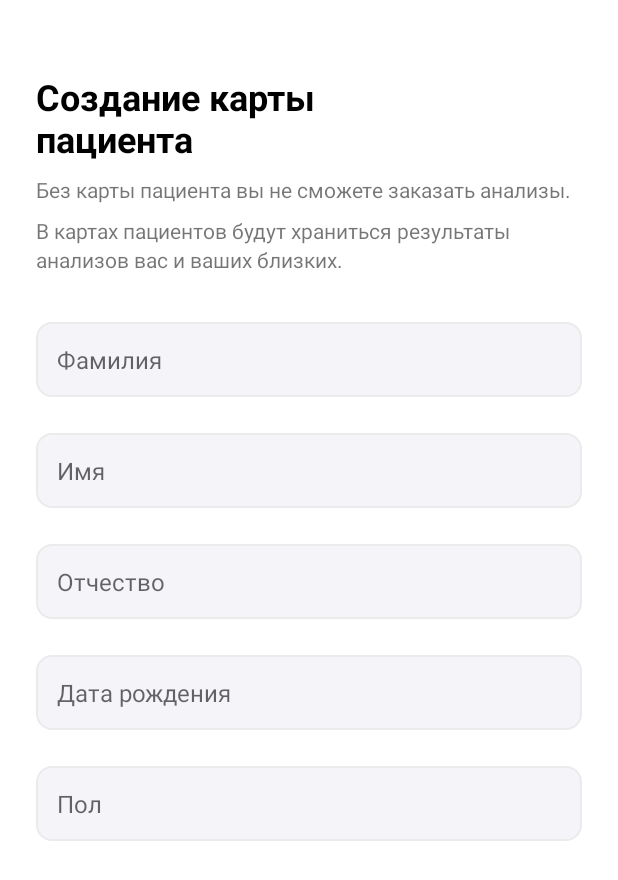
After one commit to Wyelier/Medic, an Android app: the PatientActivity screen opened directly, with no data from a screen before it, on a phone screen of 412 x 824 dp. The commit adds this screen. Shown: the top 880 px of the screen. Run offline under Robolectric (Android 15) with nearby library versions, the phone set to English and light mode, and no system bars.

Commit message:
2 session

```diff
--- a/app/src/main/java/com/example/medicmadskill/LoginActivity.java
+++ b/app/src/main/java/com/example/medicmadskill/LoginActivity.java
@@ -15,7 +15,7 @@ public class LoginActivity extends AppCompatActivity {
         super.onCreate(savedInstanceState);
         setContentView(R.layout.login_activity);
         Button btnNext = findViewById(R.id.btnLog);
-        EditText editEmail = findViewById(R.id.EditEmail);
+        EditText editEmail = findViewById(R.id.EditName);
 
         editEmail.addTextChangedListener(new TextWatcher() {
             @Override
--- /dev/null
+++ b/app/src/main/java/com/example/medicmadskill/PatientActivity.java
@@ -0,0 +1,14 @@
+package com.example.medicmadskill;
+
+import androidx.appcompat.app.AppCompatActivity;
+
+import android.os.Bundle;
+
+public class PatientActivity extends AppCompatActivity {
+
+    @Override
+    protected void onCreate(Bundle savedInstanceState) {
+        super.onCreate(savedInstanceState);
+        setContentView(R.layout.patient_card);
+    }
+}
--- /dev/null
+++ b/app/src/main/res/layout/patient_card.xml
@@ -0,0 +1,134 @@
+<?xml version="1.0" encoding="utf-8"?>
+<androidx.constraintlayout.widget.ConstraintLayout xmlns:android="http://schemas.android.com/apk/res/android"
+    xmlns:app="http://schemas.android.com/apk/res-auto"
+    xmlns:tools="http://schemas.android.com/tools"
+    android:layout_width="match_parent"
+    android:layout_height="match_parent"
+    tools:context=".PatientActivity">
+
+    <TextView
+        android:id="@+id/textView6"
+        android:layout_width="wrap_content"
+        android:layout_height="wrap_content"
+        android:layout_marginStart="24dp"
+        android:layout_marginTop="48dp"
+        android:text="Создание карты\nпациента"
+        android:textSize="24sp"
+        android:textColor="@color/black"
+        android:textStyle="bold"
+        app:layout_constraintStart_toStartOf="parent"
+        app:layout_constraintTop_toTopOf="parent" />
+
+    <TextView
+        android:id="@+id/textView7"
+        android:layout_width="0dp"
+        android:layout_height="wrap_content"
+        android:layout_marginTop="8dp"
+        android:layout_marginEnd="24dp"
+        android:lineSpacingExtra="3sp"
+        android:text="Без карты пациента вы не сможете заказать анализы."
+        android:textSize="14sp"
+        app:layout_constraintEnd_toEndOf="parent"
+        app:layout_constraintStart_toStartOf="@+id/textView6"
+        app:layout_constraintTop_toBottomOf="@+id/textView6" />
+
+    <TextView
+        android:id="@+id/textView8"
+        android:layout_width="0dp"
+        android:layout_height="wrap_content"
+        android:layout_marginTop="8dp"
+        android:layout_marginEnd="24dp"
+        android:lineSpacingExtra="3sp"
+        android:text="В картах пациентов будут храниться результаты анализов вас и ваших близких."
+        android:textSize="14sp"
+        app:layout_constraintEnd_toEndOf="parent"
+        app:layout_constraintStart_toStartOf="@+id/textView6"
+        app:layout_constraintTop_toBottomOf="@+id/textView7" />
+
+    <EditText
+        android:id="@+id/EditFam"
+        android:layout_width="0dp"
+        android:layout_height="wrap_content"
+        android:layout_marginStart="24dp"
+        android:layout_marginTop="32dp"
+        android:layout_marginEnd="24dp"
+        android:background="@drawable/rounded_edit_text"
+        android:ems="10"
+        android:hint="Фамилия"
+        android:inputType="textPersonName"
+        android:padding="14dp"
+        android:textSize="16sp"
+        app:layout_constraintEnd_toEndOf="parent"
+        app:layout_constraintStart_toStartOf="parent"
+        app:layout_constraintTop_toBottomOf="@+id/textView8" />
+
+    <EditText
+        android:id="@+id/EditName"
+        android:layout_width="0dp"
+        android:layout_height="wrap_content"
+        android:layout_marginStart="24dp"
+        android:layout_marginTop="24dp"
+        android:layout_marginEnd="24dp"
+        android:background="@drawable/rounded_edit_text"
+        android:ems="10"
+        android:hint="Имя"
+        android:inputType="textPersonName"
+        android:padding="14dp"
+        android:textSize="16sp"
+        app:layout_constraintEnd_toEndOf="parent"
+        app:layout_constraintStart_toStartOf="parent"
+        app:layout_constraintTop_toBottomOf="@+id/EditFam" />
+
+    <EditText
+        android:id="@+id/EditOtch"
+        android:layout_width="0dp"
+        android:layout_height="wrap_content"
+        android:layout_marginStart="24dp"
+        android:layout_marginTop="24dp"
+        android:layout_marginEnd="24dp"
+        android:background="@drawable/rounded_edit_text"
+        android:ems="10"
+        android:hint="Отчество"
+        android:inputType="textPersonName"
+        android:padding="14dp"
+        android:textSize="16sp"
+        app:layout_constraintEnd_toEndOf="parent"
+        app:layout_constraintStart_toStartOf="parent"
+        app:layout_constraintTop_toBottomOf="@+id/EditName" />
+
+    <EditText
+        android:id="@+id/EditBirth"
+        android:layout_width="0dp"
+        android:layout_height="wrap_content"
+        android:layout_marginStart="24dp"
+        android:layout_marginTop="24dp"
+        android:layout_marginEnd="24dp"
+        android:background="@drawable/rounded_edit_text"
+        android:ems="10"
+        android:hint="Дата рождения"
+        android:inputType="date"
+        android:padding="14dp"
+        android:textSize="16sp"
+        app:layout_constraintEnd_toEndOf="parent"
+        app:layout_constraintStart_toStartOf="parent"
+        app:layout_constraintTop_toBottomOf="@+id/EditOtch" />
+
+    <EditText
+        android:id="@+id/EditGender"
+        android:layout_width="0dp"
+        android:layout_height="wrap_content"
+        android:layout_marginStart="24dp"
+        android:layout_marginTop="24dp"
+        android:layout_marginEnd="24dp"
+        android:background="@drawable/rounded_edit_text"
+        android:ems="10"
+        android:hint="Пол"
+        android:inputType="none"
+        android:padding="14dp"
+        android:textSize="16sp"
+        app:layout_constraintEnd_toEndOf="parent"
+        app:layout_constraintStart_toStartOf="parent"
+        app:layout_constraintTop_toBottomOf="@+id/EditBirth" />
+
+
+</androidx.constraintlayout.widget.ConstraintLayout>
```
Also changed, not shown: app/src/main/AndroidManifest.xml (+10 -16 lines), app/src/main/java/com/example/medicmadskill/PassActivity.java (added, +13 -0 lines), app/src/main/res/drawable/rounded_button.xml (deleted, +0 -10 lines), app/src/main/res/layout/login_activity.xml (+4 -4 lines), app/src/main/res/layout/pass_activity.xml (+25 -3 lines).
